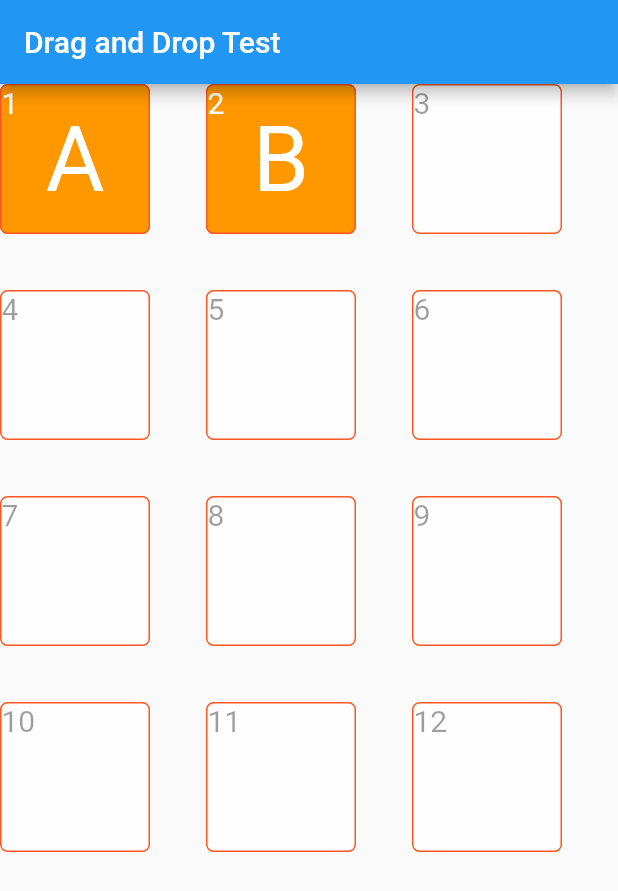
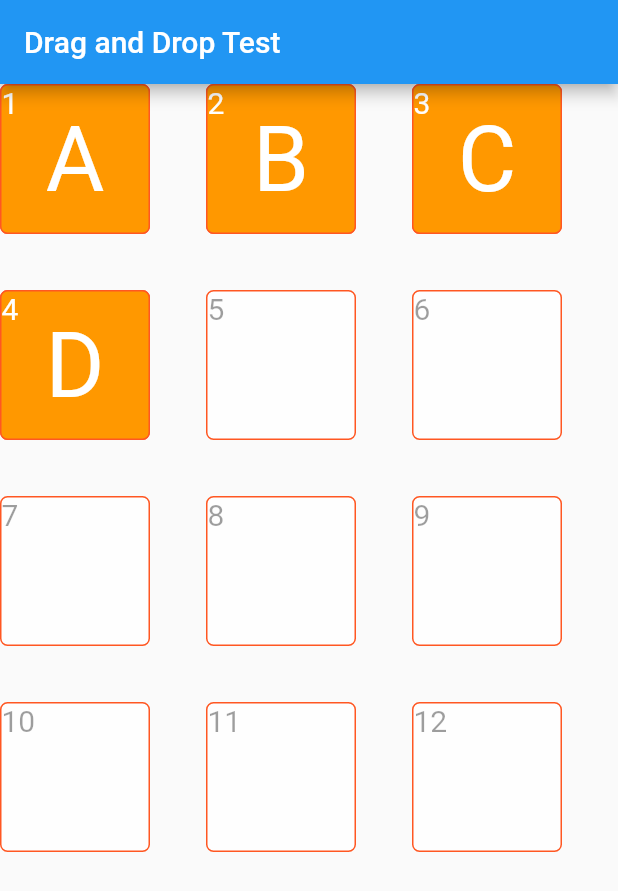
Before and after one commit to ume-bar/Draggable, a Flutter app: the screen it shows after launch, on a phone screen of 412 x 824 dp. Shown: the top 891 px of the screen. Run offline on Flutter 3.47's test engine with Material 2 defaults, Android fonts, the phone set to English and light mode, and no system bars.

Commit message:
WIP list

```diff
--- a/lib/main.dart
+++ b/lib/main.dart
@@ -42,6 +42,8 @@ class _DraggableState extends State<MyHomePage> {
   _DraggableState() {
     list.add(CategoryData(index: 1, name: "A"));
     list.add(CategoryData(index: 2, name: "B"));
+    list.add(CategoryData(index: 3, name: "C"));
+    list.add(CategoryData(index: 4, name: "D"));
   }
 
   @override
@@ -84,13 +86,17 @@ class _DragTargetState extends State<DragTargetItem> {
         },
         onAccept: (CategoryData? data) {
           if (data != null && getData() == null) {
+            print(data.index);
+
             setState(() {
               data.index = widget.index;
             });
+            print(data.index);
           }
           willAccept = false;
         },
-        onWillAccept: (data) {
+        onWillAccept: (CategoryData? data) {
+          print(data!.index);
           willAccept = true;
           return true;
         },
@@ -100,15 +106,14 @@ class _DragTargetState extends State<DragTargetItem> {
       ),
       getData() == null
           ? Container()
-          : LongPressDraggable(
+          : Draggable(
               data: getData(),
               onDragCompleted: () {
                 setState(() {});
               },
-              delay: Duration(milliseconds: 1000),
-              child: itemWedget('A'),
               feedback: itemWedget('B'),
               childWhenDragging: itemWedget('C'),
+              child: itemWedget('A'),
             ),
     ]);
   }
```
